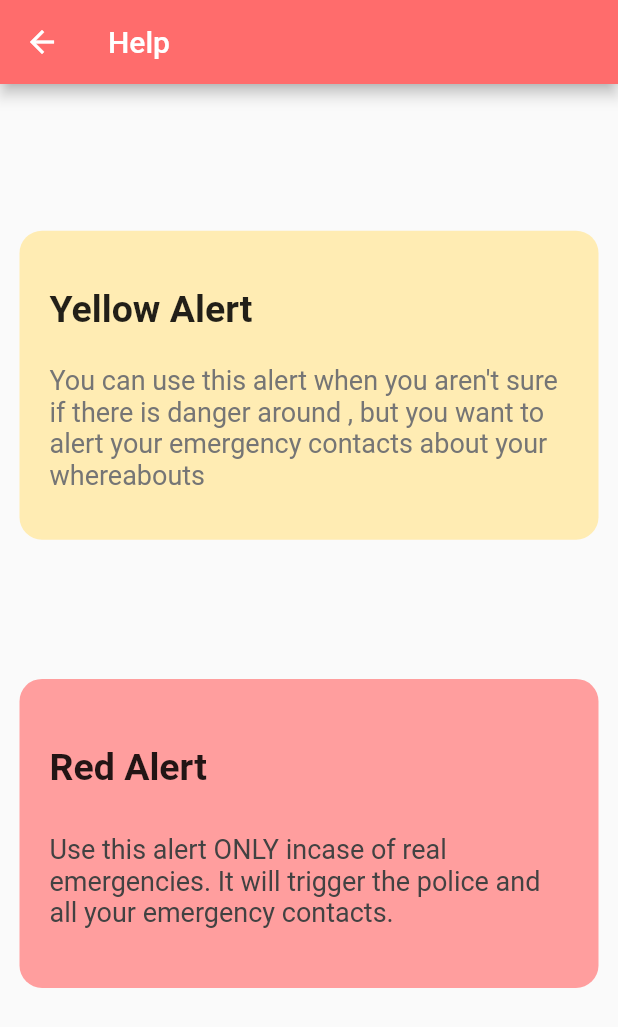
After one commit to psk907/hacktable, a Flutter app: the HelpPage screen opened by its route, on a phone screen of 412 x 824 dp. The commit adds this screen. Shown: the top 1027 px of the screen. Run offline on Flutter 3.47's test engine with Material 2 defaults, Android fonts, the phone set to English and light mode, and no system bars; our stand-ins replace circular_countdown_timer, dio, flutter_svg, get_it, google_fonts, google_maps_flutter and 4 more; missing offline and left inert: sms_maintained; accounts and stored records are empty; Roboto replaces fonts that are missing (Mukta); statements that could not run were skipped.

Commit message:
help page added

```diff
--- a/lib/app.dart
+++ b/lib/app.dart
@@ -2,6 +2,7 @@ import 'package:flutter/material.dart';
 import 'package:hacktable/components/bottom_nav_bar.dart';
 import 'package:hacktable/pages/discussions/confirmation.dart';
 import 'package:hacktable/pages/map_feature/map_page.dart';
+import 'package:hacktable/pages/profile/helppage.dart';
 import 'package:hacktable/pages/sos/sos_landing.dart';
 import 'package:hacktable/pages/discussions/discussions_landing.dart';
 import 'package:hacktable/playground/playground.dart';
@@ -40,6 +41,9 @@ class _AppState extends State<App> with SingleTickerProviderStateMixin {
         elevation: 5.0,
         actions: [
           IconButton(
+              onPressed: () => Navigator.pushNamed(context, HELPPAGE),
+              icon: Icon(Icons.info)),
+          IconButton(
             icon: Icon(Icons.person_rounded),
             onPressed: () => Navigator.pushNamed(context, PROFILE_PAGE),
           ),
--- /dev/null
+++ b/lib/pages/profile/helppage.dart
@@ -0,0 +1,72 @@
+import 'package:flutter/material.dart';
+import 'package:google_fonts/google_fonts.dart';
+
+import '../../themeconfig.dart';
+
+class HelpPage extends StatefulWidget {
+  const HelpPage({Key key}) : super(key: key);
+
+  @override
+  _HelpPageState createState() => _HelpPageState();
+}
+
+class _HelpPageState extends State<HelpPage> {
+  @override
+  Widget build(BuildContext context) {
+    double height = MediaQuery.of(context).size.height;
+    return Scaffold(
+      appBar: AppBar(
+        backgroundColor: Palette.AppBarBackground,
+        title: Text(
+          "Help",
+          style: GoogleFonts.muktaTextTheme()
+              .headline1
+              .copyWith(color: Colors.white, fontWeight: FontWeight.w500),
+        ),
+      ),
+      body: Container(
+        height: height * 0.85,
+        padding: EdgeInsets.fromLTRB(8, 10, 8, 10),
+        child: Column(
+          mainAxisAlignment: MainAxisAlignment.spaceEvenly,
+          crossAxisAlignment: CrossAxisAlignment.center,
+          mainAxisSize: MainAxisSize.max,
+          children: [
+            helpcard(
+                height,
+                Colors.amber[100],
+                Colors.grey[600],
+                "Yellow Alert",
+                "You can use this alert when you aren't sure if there is danger around , but you want to alert your emergency contacts about your whereabouts"),
+            helpcard(height, Palette.lightredtry, Colors.grey[800], "Red Alert",
+                "Use this alert ONLY incase of real emergencies. It will trigger the police and all your emergency contacts."),
+          ],
+        ),
+      ),
+    );
+  }
+
+  Container helpcard(double height, Color color, Color fontcolor,
+      String alerttext, String alertdescription) {
+    return Container(
+      margin: const EdgeInsets.all(5.0),
+      padding: EdgeInsets.fromLTRB(20, 15, 20, 10),
+      height: height * 0.25,
+      decoration: BoxDecoration(
+          borderRadius: BorderRadius.circular(15.0), color: color),
+      child: Column(
+        mainAxisAlignment: MainAxisAlignment.spaceEvenly,
+        mainAxisSize: MainAxisSize.min,
+        crossAxisAlignment: CrossAxisAlignment.start,
+        children: [
+          Text(
+            alerttext,
+            style: TextStyle(fontSize: 25, fontWeight: FontWeight.w600),
+          ),
+          Text(alertdescription,
+              style: TextStyle(fontSize: 18, color: fontcolor)),
+        ],
+      ),
+    );
+  }
+}
--- a/lib/utils/router.dart
+++ b/lib/utils/router.dart
@@ -1,5 +1,6 @@
 import 'package:flutter/material.dart';
 import 'package:hacktable/app.dart';
+import 'package:hacktable/pages/profile/helppage.dart';
 import 'package:hacktable/pages/profile/profile.dart';
 import 'package:hacktable/pages/sos/yellowAlertsent.dart';
 import 'package:hacktable/pages/splash_screen.dart';
@@ -9,6 +10,7 @@ const HOME_PAGE = '/home';
 const SPLASH_SCREEN = '/splash';
 const DUMMY_SCREEN = '/dummy';
 const YELLOW_SENT = '/yellowsent';
+const HELPPAGE = '/helppage';
 
 class RouterThing {
   static Route<dynamic> generateRoute(RouteSettings settings) {
@@ -35,7 +37,9 @@ class RouterThing {
 
       case YELLOW_SENT:
         return CustomRoute(page: YellowAlertSent());
-        break;
+
+      case HELPPAGE:
+        return CustomRoute(page: HelpPage());
 
       default:
         print("Page doesn't exist");
```
Also changed, not shown: lib/pages/profile/profile_landing.dart (deleted).
